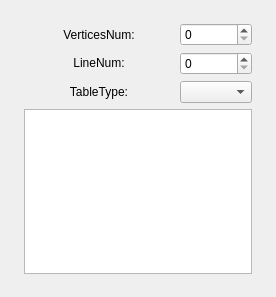
This is ShrikeDxf/PolylineAttributeWidget.ui in whisper512/ShrikeDxf-V0.1 as Qt 5 draws it before an edit. The edited form follows.
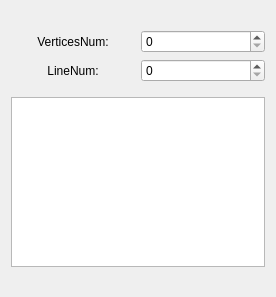
This is the edited form.

What changed in the file:
```diff
--- a/ShrikeDxf/PolylineAttributeWidget.ui
+++ b/ShrikeDxf/PolylineAttributeWidget.ui
@@ -14,10 +14,13 @@
    <string>CPolylineAttributeWidget</string>
   </property>
   <layout class="QGridLayout" name="gridLayout">
-   <item row="1" column="1">
+   <item row="1" column="0">
     <layout class="QVBoxLayout" name="verticalLayout_3">
+     <property name="spacing">
+      <number>15</number>
+     </property>
      <item>
-      <layout class="QHBoxLayout" name="horizontalLayout">
+      <layout class="QHBoxLayout" name="horizontalLayout" stretch="1,1">
        <item>
         <layout class="QVBoxLayout" name="verticalLayout">
          <item>
@@ -58,25 +61,6 @@
            </property>
           </widget>
          </item>
-         <item>
-          <widget class="QLabel" name="label_tableType">
-           <property name="sizePolicy">
-            <sizepolicy hsizetype="Expanding" vsizetype="Preferred">
-             <horstretch>0</horstretch>
-             <verstretch>0</verstretch>
-            </sizepolicy>
-           </property>
-           <property name="layoutDirection">
-            <enum>Qt::LayoutDirection::LeftToRight</enum>
-           </property>
-           <property name="text">
-            <string>TableType:</string>
-           </property>
-           <property name="alignment">
-            <set>Qt::AlignmentFlag::AlignCenter</set>
-           </property>
-          </widget>
-         </item>
         </layout>
        </item>
        <item>
@@ -87,33 +71,24 @@
          <item>
           <widget class="QSpinBox" name="spinBox_Linenum"/>
          </item>
-         <item>
-          <widget class="QComboBox" name="comboBox"/>
-         </item>
         </layout>
        </item>
       </layout>
      </item>
      <item>
-      <widget class="QTableWidget" name="tableWidget"/>
+      <widget class="QTableWidget" name="tableWidget">
+       <property name="frameShape">
+        <enum>QFrame::Shape::StyledPanel</enum>
+       </property>
+       <property name="frameShadow">
+        <enum>QFrame::Shadow::Raised</enum>
+       </property>
+      </widget>
      </item>
     </layout>
    </item>
-   <item row="1" column="2">
-    <spacer name="horizontalSpacer_2">
-     <property name="orientation">
-      <enum>Qt::Orientation::Horizontal</enum>
-     </property>
-     <property name="sizeHint" stdset="0">
-      <size>
-       <width>40</width>
-       <height>20</height>
-      </size>
-     </property>
-    </spacer>
-   </item>
-   <item row="2" column="1">
-    <spacer name="verticalSpacer">
+   <item row="0" column="0">
+    <spacer name="verticalSpacer_2">
      <property name="orientation">
       <enum>Qt::Orientation::Vertical</enum>
      </property>
@@ -125,21 +100,8 @@
      </property>
     </spacer>
    </item>
-   <item row="1" column="0">
-    <spacer name="horizontalSpacer">
-     <property name="orientation">
-      <enum>Qt::Orientation::Horizontal</enum>
-     </property>
-     <property name="sizeHint" stdset="0">
-      <size>
-       <width>40</width>
-       <height>20</height>
-      </size>
-     </property>
-    </spacer>
-   </item>
-   <item row="0" column="1">
-    <spacer name="verticalSpacer_2">
+   <item row="2" column="0">
+    <spacer name="verticalSpacer">
      <property name="orientation">
       <enum>Qt::Orientation::Vertical</enum>
      </property>
```
Left out of the diff: 4 changed lines with no effect on the pictures.
